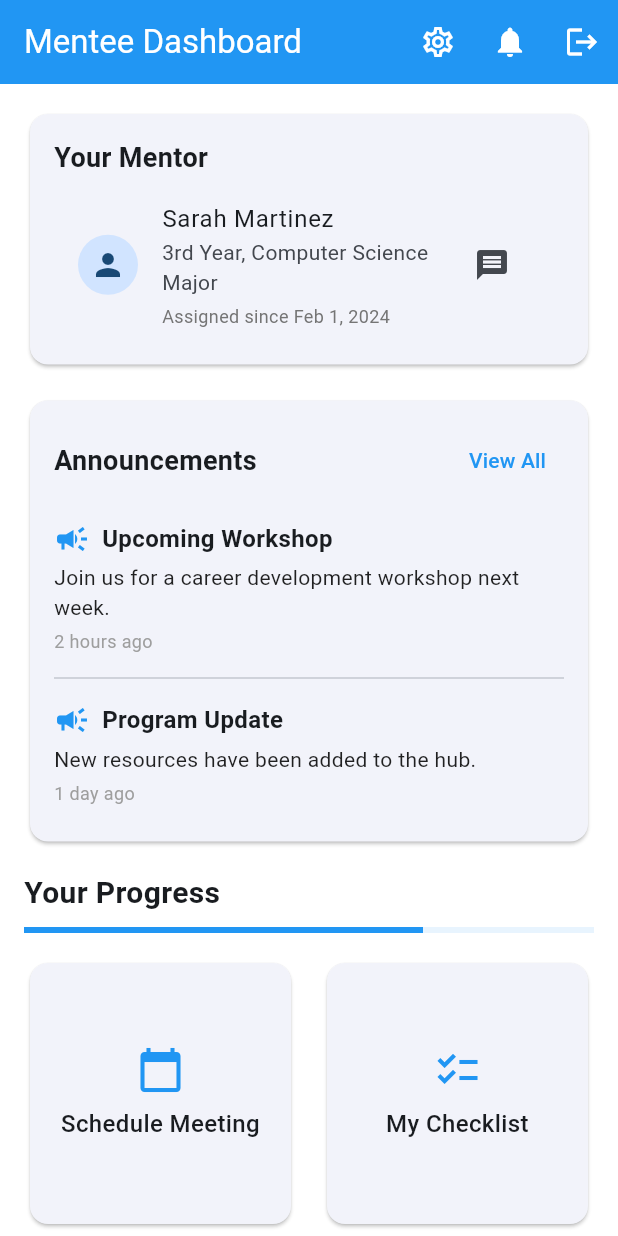
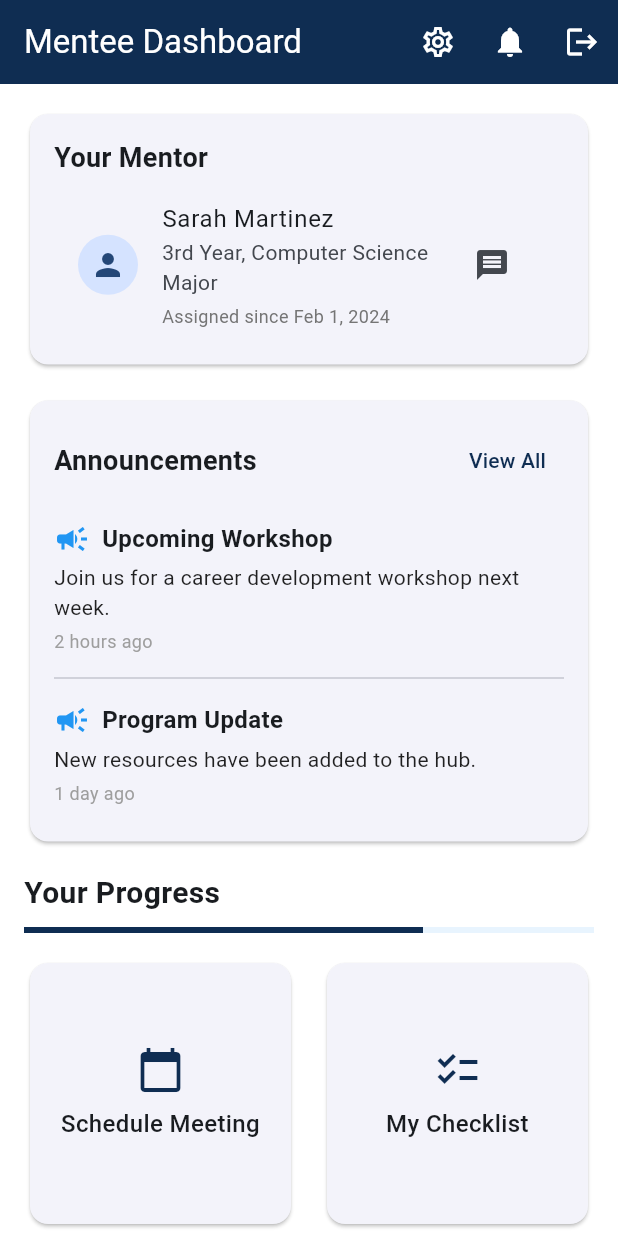
Before and after one commit to GemGreenPokemon/SMP_Mentor_Mentee_Mobile_App, a Flutter app: the screen it shows after launch, after a tap on "Login as Mentee", on a phone screen of 412 x 824 dp. Run offline on Flutter 3.47's test engine with Material 3 defaults, Android fonts, the phone set to English and light mode, and no system bars.

Commit message:
Added some branding

```diff
--- a/lib/main.dart
+++ b/lib/main.dart
@@ -28,15 +28,15 @@ class MyApp extends StatelessWidget {
       debugShowCheckedModeBanner: false,
       theme: ThemeData(
         colorScheme: ColorScheme.fromSeed(
-          seedColor: const Color(0xFF2196F3),
-          primary: const Color(0xFF2196F3),
-          secondary: const Color(0xFF64B5F6),
+          seedColor: const Color(0xFF0F2D52),
+          primary: const Color(0xFF0F2D52),
+          secondary: const Color(0xFF2B4970),
           background: Colors.white,
         ),
         useMaterial3: true,
         scaffoldBackgroundColor: Colors.white,
         appBarTheme: const AppBarTheme(
-          backgroundColor: Color(0xFF2196F3),
+          backgroundColor: Color(0xFF0F2D52),
           foregroundColor: Colors.white,
           elevation: 0,
         ),
--- a/lib/screens/login_screen.dart
+++ b/lib/screens/login_screen.dart
@@ -6,38 +6,35 @@ class LoginScreen extends StatelessWidget {
   @override
   Widget build(BuildContext context) {
     return Scaffold(
+      backgroundColor: Colors.white,
       body: SafeArea(
         child: Center(
           child: SingleChildScrollView(
-            padding: const EdgeInsets.all(24.0),
+            padding: const EdgeInsets.symmetric(horizontal: 24.0),
             child: Column(
-              mainAxisAlignment: MainAxisAlignment.center,
+              mainAxisAlignment: MainAxisAlignment.start,
               children: [
-                // App Logo/Icon
-                const Icon(
-                  Icons.people_outline,
-                  size: 100,
-                  color: Color(0xFF2196F3),
-                ),
-                const SizedBox(height: 24),
-                // App Title
-                const Text(
-                  'SMP Mentor-Mentee',
-                  style: TextStyle(
-                    fontSize: 28,
-                    fontWeight: FontWeight.bold,
-                    color: Color(0xFF2196F3),
+                const SizedBox(height: 40),
+                // App Logo
+                Padding(
+                  padding: const EdgeInsets.symmetric(horizontal: 16.0),
+                  child: Image.asset(
+                    'assets/images/My_SMP_Logo.png',
+                    width: MediaQuery.of(context).size.width * 0.75,
+                    fit: BoxFit.contain,
                   ),
                 ),
-                const SizedBox(height: 8),
+                const SizedBox(height: 48),
+                // Subtitle
                 const Text(
                   'Select your role to continue',
                   style: TextStyle(
                     fontSize: 16,
-                    color: Colors.grey,
+                    color: Color(0xFF6B7280), // Slightly darker grey for better readability
+                    fontWeight: FontWeight.w400,
                   ),
                 ),
-                const SizedBox(height: 48),
+                const SizedBox(height: 40),
                 // Role Selection Buttons
                 _buildRoleButton(
                   context,
@@ -84,21 +81,24 @@ class LoginScreen extends StatelessWidget {
   ) {
     return SizedBox(
       width: double.infinity,
-      height: 56,
+      height: 52, // Slightly shorter for better proportion
       child: ElevatedButton.icon(
         onPressed: onPressed,
-        icon: Icon(icon),
+        icon: Icon(icon, size: 20), // Smaller icon size
         label: Text(text),
         style: ElevatedButton.styleFrom(
-          backgroundColor: const Color(0xFF2196F3),
+          backgroundColor: const Color(0xFF005487), // Deep Sky Blue
           foregroundColor: Colors.white,
           shape: RoundedRectangleBorder(
-            borderRadius: BorderRadius.circular(12),
+            borderRadius: BorderRadius.circular(8), // Less rounded corners
           ),
+          elevation: 0, // Flat design
           textStyle: const TextStyle(
-            fontSize: 18,
+            fontSize: 16,
             fontWeight: FontWeight.w500,
+            letterSpacing: 0.3, // Slight letter spacing for better readability
           ),
+          padding: const EdgeInsets.symmetric(horizontal: 24, vertical: 14),
         ),
       ),
     );
--- a/pubspec.yaml
+++ b/pubspec.yaml
@@ -59,9 +59,8 @@ flutter:
   uses-material-design: true
 
   # To add assets to your application, add an assets section, like this:
-  # assets:
-  #   - images/a_dot_burr.jpeg
-  #   - images/a_dot_ham.jpeg
+  assets:
+    - assets/images/
 
   # An image asset can refer to one or more resolution-specific "variants", see
   # https://flutter.dev/to/resolution-aware-images
```
Also changed, not shown: lib/screens/resource_hub_screen.dart (+15 -25 lines), assets/images/My_SMP_Logo.png (added).
